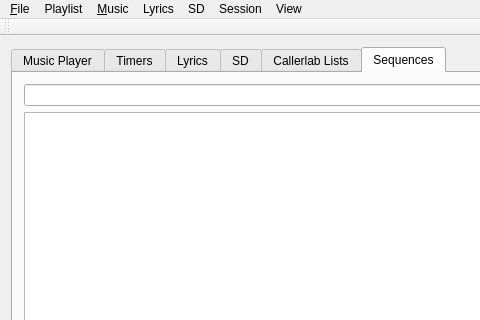
The window that SquareDesk-DEV/test123/mainwindow.ui (mpogue2/SquareDesk) describes before a commit, drawn with Qt 5; both pictures show x 0 to 480 and y 0 to 320 of the 782 by 603 pixel window.
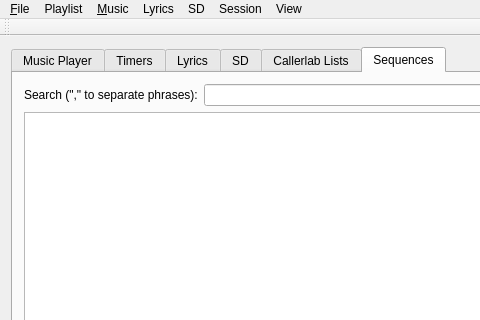
The same window after the commit. Custom widgets are drawn as their Qt base class.

Commit message: More playing with sequence searching and stuff

```diff
--- a/SquareDesk-DEV/test123/mainwindow.ui
+++ b/SquareDesk-DEV/test123/mainwindow.ui
@@ -1297,6 +1297,13 @@
          <layout class="QVBoxLayout" name="verticalLayout_4">
           <item>
            <layout class="QHBoxLayout" name="horizontalLayout_6">
+            <item>
+             <widget class="QLabel" name="label_5">
+              <property name="text">
+               <string>Search (&quot;,&quot; to separate phrases):</string>
+              </property>
+             </widget>
+            </item>
             <item>
              <widget class="QLineEdit" name="lineEditChoreographySearch"/>
             </item>
```
The commit also changes 1 other file.
